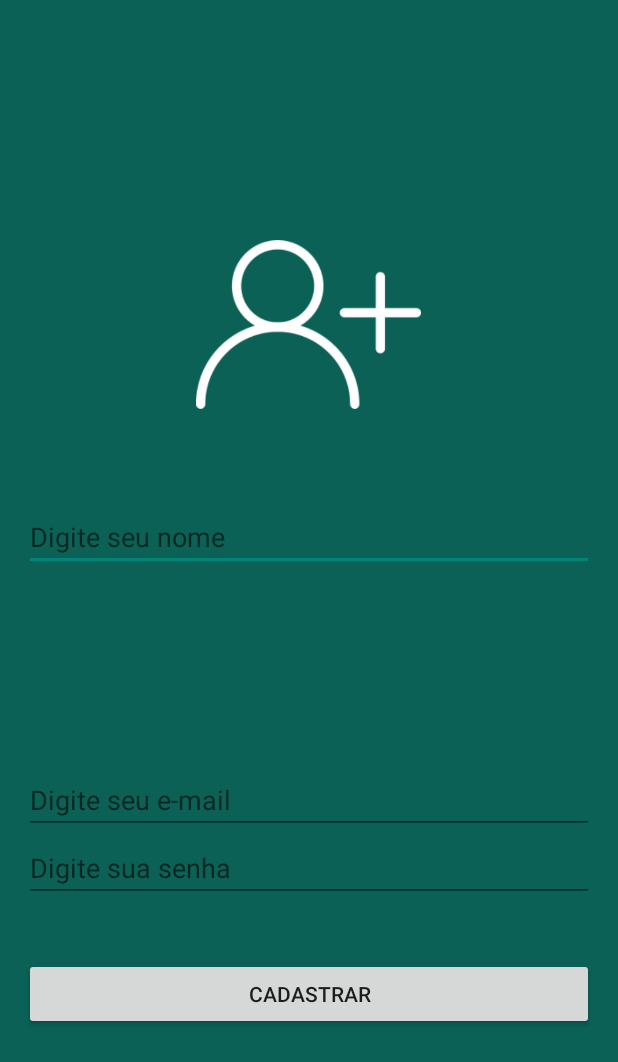
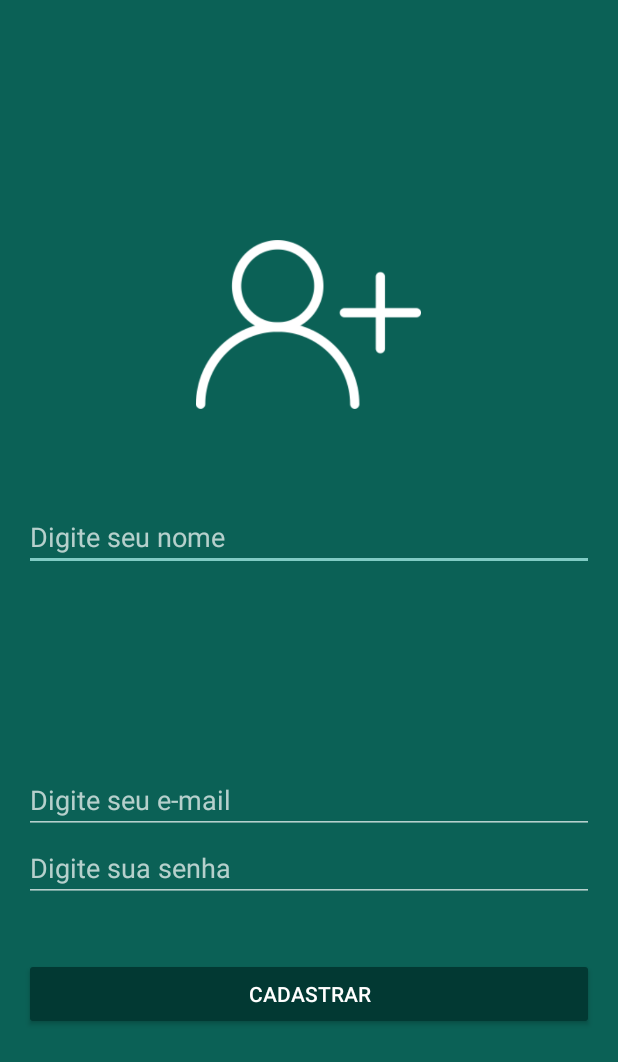
Before and after one commit to caioernandes/whatsapp, an Android app: the CadastroUsuarioActivity screen opened directly, with no data from a screen before it, on a phone screen of 412 x 824 dp. Shown: the top 1062 px of the screen. Run offline under Robolectric (Android 15) with nearby library versions, the phone set to English and light mode, and no system bars; our stand-ins replace Firebase (no records; nobody signed in at launch, a user with empty details on screens opened directly).

Commit message:
Ajustes de tema

```diff
--- a/app/src/main/res/layout/activity_cadastro_usuario.xml
+++ b/app/src/main/res/layout/activity_cadastro_usuario.xml
@@ -59,5 +59,6 @@
         android:layout_alignParentStart="true"
         android:layout_below="@+id/edit_cadastro_senha"
         android:layout_marginTop="37dp"
+        app:theme="@style/botaoPadrao"
         android:text="@string/botao_cadastrar" />
 </RelativeLayout>
--- a/app/src/main/res/layout/activity_login.xml
+++ b/app/src/main/res/layout/activity_login.xml
@@ -2,6 +2,7 @@
     xmlns:tools="http://schemas.android.com/tools"
     android:layout_width="match_parent"
     android:layout_height="match_parent"
+    xmlns:app="http://schemas.android.com/apk/res-auto"
     android:background="@color/colorPrimary"
     android:gravity="center_vertical|center_horizontal"
     android:paddingBottom="@dimen/activity_vertical_margin"
@@ -49,6 +50,7 @@
         android:layout_alignParentStart="true"
         android:layout_below="@+id/edit_login_senha"
         android:layout_marginTop="43dp"
+        app:theme="@style/botaoPadrao"
         android:text="@string/botao_logar" />
 
     <TextView
--- a/app/src/main/res/menu/menu_login.xml
+++ b/app/src/main/res/menu/menu_login.xml
@@ -2,6 +2,6 @@
     xmlns:app="http://schemas.android.com/apk/res-auto"
     xmlns:tools="http://schemas.android.com/tools"
     tools:context="whatsapp.cursoandroid.com.whatsapp.activity.LoginActivity">
-    <item android:id="@+id/action_settings" android:title="@string/action_settings"
+    <item android:id="@+id/action_settings" android:title="@string/item_configuracoes"
         android:orderInCategory="100" app:showAsAction="never" />
 </menu>
--- a/app/src/main/res/menu/menu_main.xml
+++ b/app/src/main/res/menu/menu_main.xml
@@ -4,7 +4,7 @@
     <item android:id="@+id/item_configuracoes" android:title="@string/item_configuracoes"
         android:orderInCategory="100" app:showAsAction="never" />
 
-    <item android:id="@+id/sair"
+    <item android:id="@+id/item_sair"
         android:title="@string/item_sair"
         android:orderInCategory="200"
         app:showAsAction="never" />
--- a/app/src/main/res/menu/menu_validador.xml
+++ b/app/src/main/res/menu/menu_validador.xml
@@ -2,6 +2,6 @@
     xmlns:app="http://schemas.android.com/apk/res-auto"
     xmlns:tools="http://schemas.android.com/tools"
     tools:context="whatsapp.cursoandroid.com.whatsapp.activity.ValidadorActivity">
-    <item android:id="@+id/action_settings" android:title="@string/action_settings"
+    <item android:id="@+id/action_settings" android:title="@string/item_configuracoes"
         android:orderInCategory="100" app:showAsAction="never" />
 </menu>
--- a/app/src/main/res/values/colors.xml
+++ b/app/src/main/res/values/colors.xml
@@ -1,6 +1,7 @@
 <?xml version="1.0" encoding="utf-8"?>
 <resources>
     <color name="colorPrimaryDark">#0a5048</color>
+    <color name="colorPrimaryDarker">#023933</color>
     <color name="colorPrimary">#0b6156</color>
     <color name="textColorPrimary">#FFFFFF</color>
 </resources>
--- a/app/src/main/res/values/styles.xml
+++ b/app/src/main/res/values/styles.xml
@@ -1,12 +1,19 @@
 <resources>
 
     <!-- Base application theme. -->
-    <style name="AppTheme" parent="Theme.AppCompat.Light.DarkActionBar">
+    <style name="AppTheme" parent="Theme.AppCompat.NoActionBar">
         <!-- Customize your theme here. -->
-        <item name="windowNoTitle">true</item>
-        <item name="windowActionBar">false</item>
         <item name="colorPrimaryDark">@color/colorPrimaryDark</item>
         <item name="colorPrimary">@color/colorPrimary</item>
+        <item name="android:windowBackground">@android:color/white</item>
+        <item name="android:itemBackground">@android:color/white</item>
+        <item name="android:textColor">@android:color/black</item>
+    </style>
+
+    <style name="botaoPadrao" parent="Theme.AppCompat.Light">
+        <item name="colorButtonNormal">@color/colorPrimaryDarker</item>
+        <item name="colorControlHighlight">@color/colorPrimary</item>
+        <item name="android:textColor">@android:color/white</item>
     </style>
 
 </resources>
```
Also changed, not shown: app/src/main/java/whatsapp/cursoandroid/com/whatsapp/activity/MainActivity.java (+20 -1 lines).
